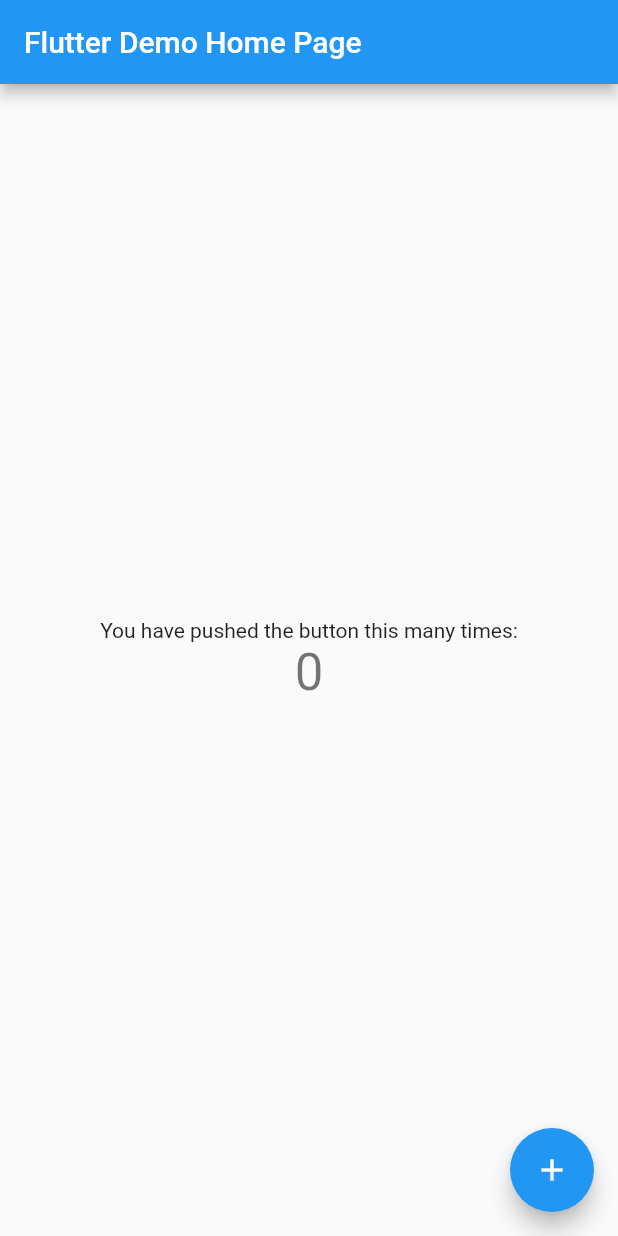
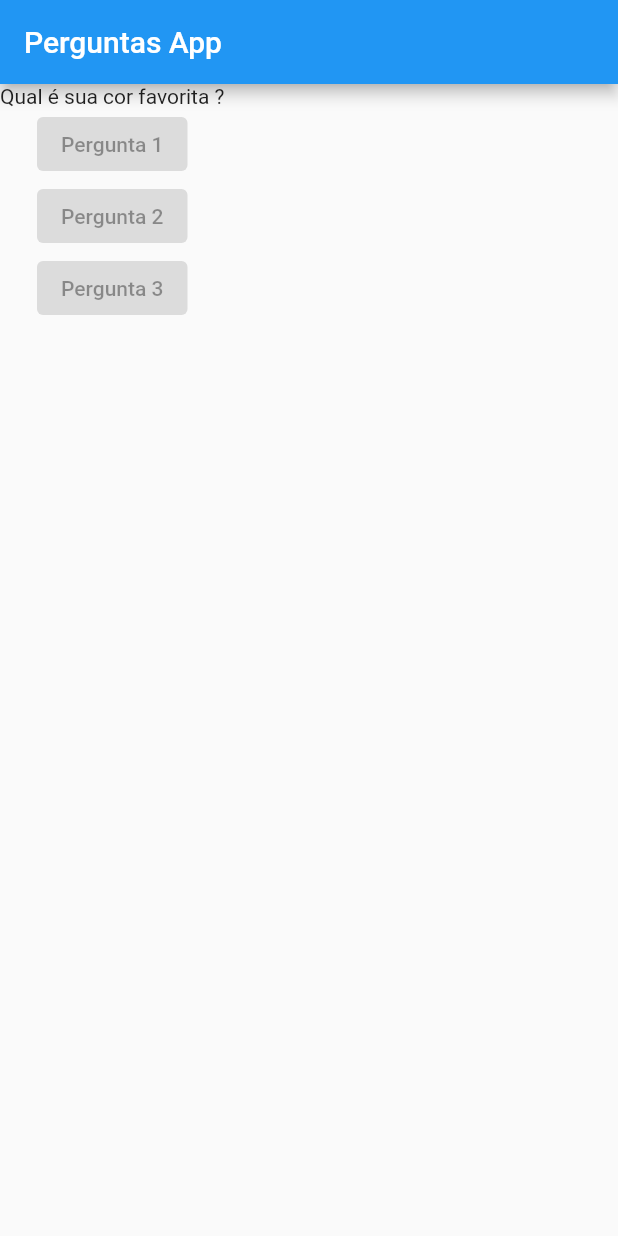
Before and after one commit to IzaqueL95/DART-FLUTTER, a Flutter app: the screen it shows after launch, on a phone screen of 412 x 824 dp. Run offline on Flutter 3.47's test engine with Material 2 defaults, Android fonts, the phone set to English and light mode, and no system bars.

Commit message:
envio de métodos iniciais

```diff
--- a/projeto_perguntas/lib/main.dart
+++ b/projeto_perguntas/lib/main.dart
@@ -1,115 +1,45 @@
+import 'package:flutter/cupertino.dart';
 import 'package:flutter/material.dart';
 
-void main() {
-  runApp(const MyApp());
+main(){
+  runApp(PerguntaApp());
 }
 
-class MyApp extends StatelessWidget {
-  const MyApp({super.key});
-
-  // This widget is the root of your application.
-  @override
-  Widget build(BuildContext context) {
-    return MaterialApp(
-      title: 'Flutter Demo',
-      theme: ThemeData(
-        // This is the theme of your application.
-        //
-        // Try running your application with "flutter run". You'll see the
-        // application has a blue toolbar. Then, without quitting the app, try
-        // changing the primarySwatch below to Colors.green and then invoke
-        // "hot reload" (press "r" in the console where you ran "flutter run",
-        // or simply save your changes to "hot reload" in a Flutter IDE).
-        // Notice that the counter didn't reset back to zero; the application
-        // is not restarted.
-        primarySwatch: Colors.blue,
-      ),
-      home: const MyHomePage(title: 'Flutter Demo Home Page'),
-    );
-  }
-}
-
-class MyHomePage extends StatefulWidget {
-  const MyHomePage({super.key, required this.title});
-
-  // This widget is the home page of your application. It is stateful, meaning
-  // that it has a State object (defined below) that contains fields that affect
-  // how it looks.
-
-  // This class is the configuration for the state. It holds the values (in this
-  // case the title) provided by the parent (in this case the App widget) and
-  // used by the build method of the State. Fields in a Widget subclass are
-  // always marked "final".
-
-  final String title;
-
-  @override
-  State<MyHomePage> createState() => _MyHomePageState();
-}
-
-class _MyHomePageState extends State<MyHomePage> {
-  int _counter = 0;
-
-  void _incrementCounter() {
-    setState(() {
-      // This call to setState tells the Flutter framework that something has
-      // changed in this State, which causes it to rerun the build method below
-      // so that the display can reflect the updated values. If we changed
-      // _counter without calling setState(), then the build method would not be
-      // called again, and so nothing would appear to happen.
-      _counter++;
-    });
-  }
+class PerguntaApp extends StatelessWidget{
 
   @override
   Widget build(BuildContext context) {
-    // This method is rerun every time setState is called, for instance as done
-    // by the _incrementCounter method above.
-    //
-    // The Flutter framework has been optimized to make rerunning build methods
-    // fast, so that you can just rebuild anything that needs updating rather
-    // than having to individually change instances of widgets.
-    return Scaffold(
-      appBar: AppBar(
-        // Here we take the value from the MyHomePage object that was created by
-        // the App.build method, and use it to set our appbar title.
-        title: Text(widget.title),
-      ),
-      body: Center(
-        // Center is a layout widget. It takes a single child and positions it
-        // in the middle of the parent.
-        child: Column(
-          // Column is also a layout widget. It takes a list of children and
-          // arranges them vertically. By default, it sizes itself to fit its
-          // children horizontally, and tries to be as tall as its parent.
-          //
-          // Invoke "debug painting" (press "p" in the console, choose the
-          // "Toggle Debug Paint" action from the Flutter Inspector in Android
-          // Studio, or the "Toggle Debug Paint" command in Visual Studio Code)
-          // to see the wireframe for each widget.
-          //
-          // Column has various properties to control how it sizes itself and
-          // how it positions its children. Here we use mainAxisAlignment to
-          // center the children vertically; the main axis here is the vertical
-          // axis because Columns are vertical (the cross axis would be
-          // horizontal).
-          mainAxisAlignment: MainAxisAlignment.center,
+
+    final List<String> perguntas = [
+      'Qual é sua cor favorita ?',
+      'Qual é seu animal favorito ?'
+    ];
+    return MaterialApp(
+      home: Scaffold(
+        appBar: AppBar(
+          title: Text('Perguntas App'),
+        ),
+        body: Column(
           children: <Widget>[
-            const Text(
-              'You have pushed the button this many times:',
+            Text(perguntas[0]),
+            const ElevatedButton(
+              onPressed: null,
+               child: Text('Pergunta 1')
             ),
-            Text(
-              '$_counter',
-              style: Theme.of(context).textTheme.headline4,
+              const ElevatedButton(
+              onPressed: null,
+               child: Text('Pergunta 2')
             ),
+              const ElevatedButton(
+              onPressed: null,
+               child: Text('Pergunta 3')
+            ),
+
           ],
         ),
       ),
-      floatingActionButton: FloatingActionButton(
-        onPressed: _incrementCounter,
-        tooltip: 'Increment',
-        child: const Icon(Icons.add),
-      ), // This trailing comma makes auto-formatting nicer for build methods.
+
     );
   }
+
 }
```
